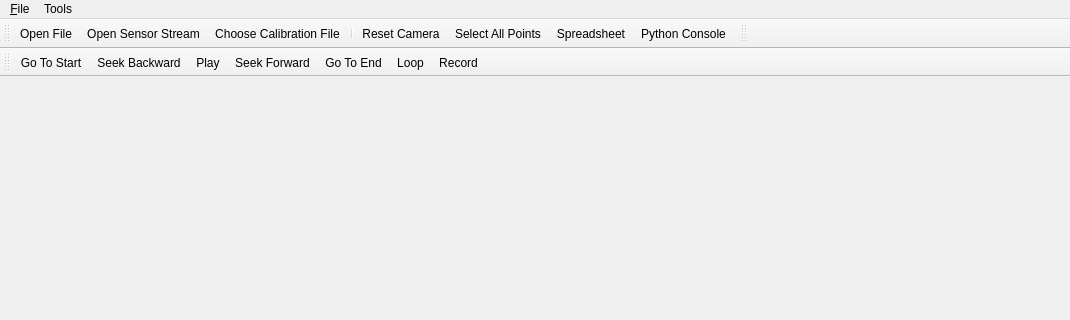
Qt form vvMainWindow.ui (Kitware/VeloView) before a commit; both pictures show x 0 to 1070 and y 0 to 320 of the 1070 by 645 pixel window.
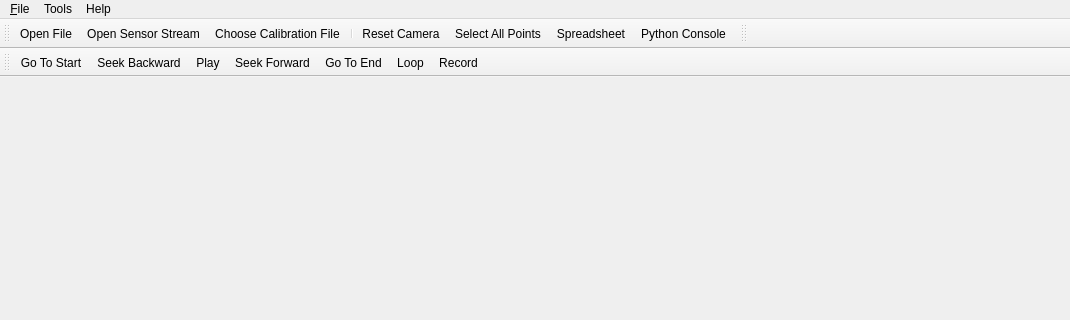
The same form after that commit. Icons and pictures are not drawn. Custom widgets are drawn as their Qt base class.

Commit message: Add new menu entries and icons to the vvMainWindow.ui designer file

Patch:
```diff
--- a/vvMainWindow.ui
+++ b/vvMainWindow.ui
@@ -56,9 +56,20 @@
     <addaction name="actionRecord"/>
     <addaction name="separator"/>
     <addaction name="actionPython_Console"/>
+    <addaction name="separator"/>
+    <addaction name="menuDebugging"/>
+   </widget>
+   <widget class="QMenu" name="menuHelp">
+    <property name="title">
+     <string>Help</string>
+    </property>
+    <addaction name="actionAbout_VeloView"/>
+    <addaction name="separator"/>
+    <addaction name="actionShow_Help"/>
    </widget>
    <addaction name="menu_File"/>
    <addaction name="menuTools"/>
+   <addaction name="menuHelp"/>
   </widget>
   <widget class="QStatusBar" name="statusbar"/>
   <widget class="QToolBar" name="toolBar">
```
Left out of the diff: 85 changed lines with no effect on the pictures.
